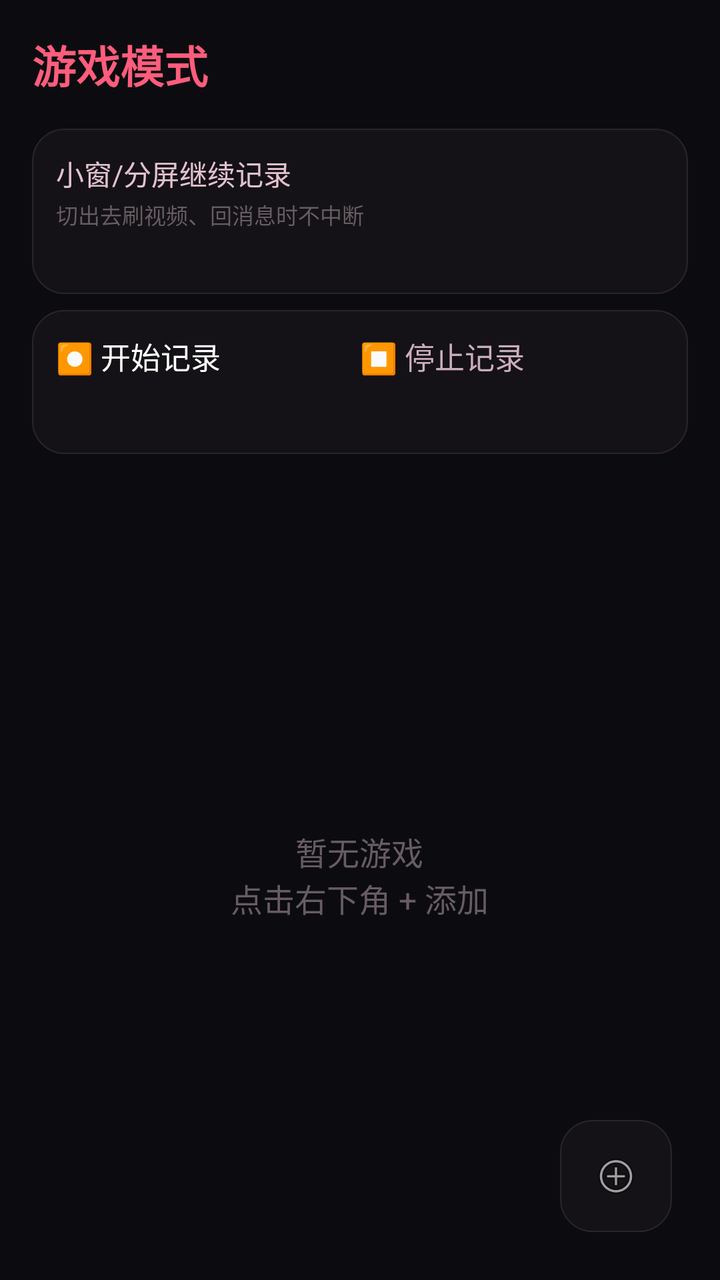
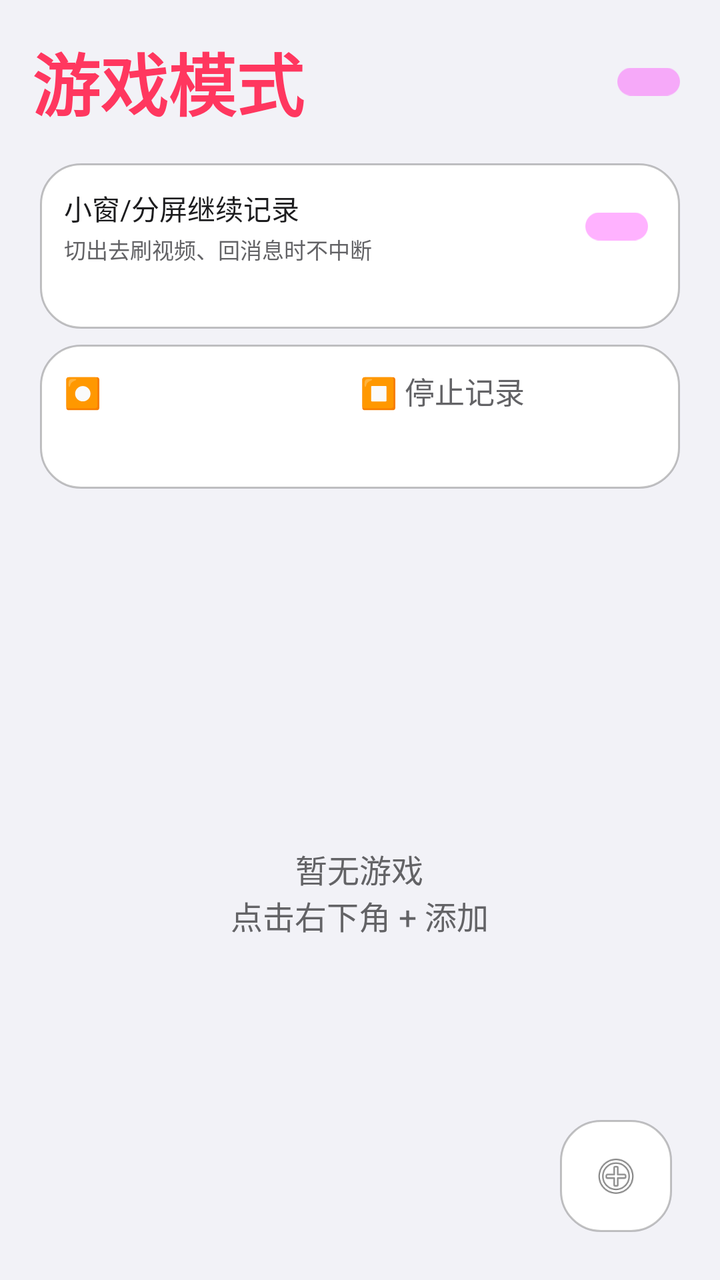

Compare the two renders of this Android layout. The source of the first and the diff that turns it into the second are given below.
<!-- AndroidManifest.xml: application theme Theme.App.Starting -->
<!-- res/layout/fragment_game_mode.xml -->
<?xml version="1.0" encoding="utf-8"?>
<androidx.coordinatorlayout.widget.CoordinatorLayout xmlns:android="http://schemas.android.com/apk/res/android"
    xmlns:app="http://schemas.android.com/apk/res-auto"
    android:layout_width="match_parent"
    android:layout_height="match_parent"
    android:background="#0c0c10">
    
    <LinearLayout
        android:layout_width="match_parent"
        android:layout_height="match_parent"
        android:orientation="vertical">
        
        <LinearLayout
            android:layout_width="match_parent"
            android:layout_height="wrap_content"
            android:orientation="horizontal"
            android:gravity="center_vertical"
            android:layout_margin="16dp"
            android:layout_marginBottom="0dp">
            <TextView
                android:layout_width="0dp"
                android:layout_height="wrap_content"
                android:layout_weight="1"
                android:text="@string/txt_auto_032"
                android:textColor="#ff5d7c"
                android:textSize="22sp"
                android:textStyle="bold"/>
            <TextView
                android:layout_width="wrap_content"
                android:layout_height="wrap_content"
                android:text=""/>
                android:textColor="#e2c2cf"
                android:textSize="12sp"
                android:layout_marginEnd="6dp"/>
            <Switch
                android:id="@+id/swShowSystem"
                android:layout_width="wrap_content"
                android:layout_height="wrap_content"/>
        </LinearLayout>
        
        
        <LinearLayout
            android:layout_width="match_parent"
            android:layout_height="wrap_content"
            android:orientation="vertical"
            android:background="@drawable/glass_card"
            android:padding="12dp"
            android:layout_marginHorizontal="16dp"
            android:layout_marginBottom="8dp">
            
            <LinearLayout
                android:layout_width="match_parent"
                android:layout_height="wrap_content"
                android:gravity="center_vertical">
                <LinearLayout
                    android:layout_width="0dp"
                    android:layout_height="wrap_content"
                    android:layout_weight="1"
                    android:orientation="vertical">
                    <TextView
                        android:layout_width="wrap_content"
                        android:layout_height="wrap_content"
                        android:text="@string/txt_auto_033"
                        android:textColor="#e2c2cf"
                        android:textSize="14sp"/>
                    <TextView
                        android:layout_width="wrap_content"
                        android:layout_height="wrap_content"
                        android:text="@string/txt_auto_034"
                        android:textColor="#675c62"
                        android:textSize="11sp"
                        android:layout_marginTop="2dp"/>
                </LinearLayout>
                <Switch
                    android:id="@+id/swContinueInWindow"
                    android:layout_width="wrap_content"
                    android:layout_height="wrap_content"/>
            </LinearLayout>
            
            <TextView
                android:id="@+id/tvWindowModeHint"
                android:layout_width="wrap_content"
                android:layout_height="wrap_content"
                android:text=""
                android:textColor="#665c62"
                android:textSize="10sp"
                android:layout_marginTop="6dp"
                android:lineSpacingExtra="2dp"/>
        </LinearLayout>
        
        
        <LinearLayout
            android:layout_width="match_parent"
            android:layout_height="wrap_content"
            android:orientation="horizontal"
            android:gravity="center"
            android:padding="12dp"
            android:layout_marginHorizontal="16dp"
            android:layout_marginBottom="8dp"
            android:background="@drawable/glass_card">
            <Button
                android:id="@+id/btnStartRecord"
                android:layout_width="0dp"
                android:layout_height="48dp"
                android:layout_weight="1"
                android:text="@string/txt_auto_035"
                android:backgroundTint="#ff5d7c"
                android:textColor="#ffffff"
                android:textSize="15sp"
                android:layout_marginEnd="8dp"/>
            <Button
                android:id="@+id/btnStopRecord"
                android:layout_width="0dp"
                android:layout_height="48dp"
                android:layout_weight="1"
                android:text="@string/txt_auto_036"
                android:backgroundTint="#2a282c"
                android:textColor="#cbadbb"
                android:textSize="15sp"
                android:enabled="false"/>
            <TextView
                android:id="@+id/tvRecordStatus"
                android:layout_width="wrap_content"
                android:layout_height="wrap_content"
                android:text=""
                android:textColor="#4CAF50"
                android:textSize="12sp"
                android:layout_marginStart="8dp"/>
        </LinearLayout>
        
        <FrameLayout
            android:layout_width="match_parent"
            android:layout_height="0dp"
            android:layout_weight="1">
            
            <androidx.recyclerview.widget.RecyclerView
                android:id="@+id/recordsList"
                android:layout_width="match_parent"
                android:layout_height="match_parent"
                android:padding="8dp"/>
            
            <TextView
                android:id="@+id/tvEmpty"
                android:layout_width="wrap_content"
                android:layout_height="wrap_content"
                android:text="@string/txt_auto_037"
                android:textColor="#675c62"
                android:textSize="16sp"
                android:gravity="center"
                android:layout_gravity="center"/>
        </FrameLayout>
    </LinearLayout>
    
    <ImageView
        android:id="@+id/btnAddGame"
        android:layout_width="56dp"
        android:layout_height="56dp"
        android:src="@android:drawable/ic_menu_add"
        android:background="@drawable/glass_card"
        android:padding="16dp"
        android:layout_gravity="bottom|end"
        android:layout_margin="24dp"
        android:contentDescription="添加游戏"
        android:importantForAccessibility="yes"/>
</androidx.coordinatorlayout.widget.CoordinatorLayout>
<!-- resources referenced by this layout -->
<resources>
  <!-- drawable glass_card (drawable) -->
  <?xml version="1.0" encoding="utf-8"?>
  <shape xmlns:android="http://schemas.android.com/apk/res/android">
      <solid android:color="#141216"/>
      <corners android:radius="16dp"/>
      <stroke android:width="0.5dp" android:color="#2a252a"/>
  </shape>
  <string name="txt_auto_032">游戏模式</string>
  <string name="txt_auto_033">小窗/分屏继续记录</string>
  <string name="txt_auto_034">切出去刷视频、回消息时不中断</string>
  <string name="txt_auto_035">⏺ 开始记录</string>
  <string name="txt_auto_036">⏹ 停止记录</string>
  <string name="txt_auto_037">暂无游戏\n点击右下角 + 添加</string>
  <style name="Theme.App.Starting" parent="Theme.SplashScreen">
           <item name="windowSplashScreenBackground">#0c0c10</item>
           <item name="windowSplashScreenAnimatedIcon">@drawable/ic_splash_logo</item>
          <item name="windowSplashScreenIconBackgroundColor">#C2385C</item>
           <item name="postSplashScreenTheme">@style/AppTheme</item>
       </style>
  <!-- drawable ic_splash_logo (drawable) -->
  <?xml version="1.0" encoding="utf-8"?>
  <vector xmlns:android="http://schemas.android.com/apk/res/android"
      android:width="192dp"
      android:height="192dp"
      android:viewportWidth="192"
      android:viewportHeight="192">
      <path
          android:fillColor="#00000000"
          android:strokeColor="#33FFFFFF"
          android:strokeWidth="6"
          android:pathData="M96,96m-88,0a88,88 0,1 1,176 0a88,88 0,1 1,-176 0" />
      <path
          android:fillColor="#FFFFFFFF"
          android:pathData="M96,64 C88,52 72,46 60,54 C44,64 42,86 54,102 C64,116 82,128 96,138 C110,128 128,116 138,102 C150,86 148,64 132,54 C120,46 104,52 96,64 Z"
          android:scaleX="0.62"
          android:scaleY="0.62"
          android:pivotX="96"
          android:pivotY="96" />
      <path
          android:fillColor="#00000000"
          android:strokeColor="#FF3B5B"
          android:strokeWidth="5.5"
          android:strokeLineCap="round"
          android:strokeLineJoin="round"
          android:pathData="M62,100 L82,100 L90,84 L100,118 L110,96 L118,100 L134,100" />
  </vector>
  <style name="AppTheme" parent="Theme.MaterialComponents.DayNight.NoActionBar">
          <item name="android:windowBackground">@color/splash_bg</item>
          <item name="android:statusBarColor">@android:color/transparent</item>
          <item name="android:navigationBarColor">@android:color/transparent</item>
      </style>
  <color name="splash_bg">#0c0c10</color>
</resources>

<!-- the commit's change to res/layout/fragment_game_mode.xml (unified diff, before → after) -->
@@ -3,7 +3,7 @@
     xmlns:app="http://schemas.android.com/apk/res-auto"
     android:layout_width="match_parent"
     android:layout_height="match_parent"
-    android:background="#0c0c10">
+    android:background="@color/bg">
     
     <LinearLayout
         android:layout_width="match_parent"
@@ -22,18 +22,19 @@
                 android:layout_height="wrap_content"
                 android:layout_weight="1"
                 android:text="@string/txt_auto_032"
-                android:textColor="#ff5d7c"
-                android:textSize="22sp"
+                android:textColor="@color/accent"
+                android:textSize="34sp"
                 android:textStyle="bold"/>
             <TextView
                 android:layout_width="wrap_content"
                 android:layout_height="wrap_content"
                 android:text=""/>
-                android:textColor="#e2c2cf"
+                android:textColor="@color/label"
                 android:textSize="12sp"
                 android:layout_marginEnd="6dp"/>
-            <Switch
+            <androidx.appcompat.widget.SwitchCompat
                 android:id="@+id/swShowSystem"
+                style="@style/App.Switch"
                 android:layout_width="wrap_content"
                 android:layout_height="wrap_content"/>
         </LinearLayout>
@@ -45,7 +46,7 @@
             android:orientation="vertical"
             android:background="@drawable/glass_card"
             android:padding="12dp"
-            android:layout_marginHorizontal="16dp"
+            android:layout_marginHorizontal="20dp"
             android:layout_marginBottom="8dp">
             
             <LinearLayout
@@ -61,18 +62,19 @@
                         android:layout_width="wrap_content"
                         android:layout_height="wrap_content"
                         android:text="@string/txt_auto_033"
-                        android:textColor="#e2c2cf"
+                        android:textColor="@color/label"
                         android:textSize="14sp"/>
                     <TextView
                         android:layout_width="wrap_content"
                         android:layout_height="wrap_content"
                         android:text="@string/txt_auto_034"
-                        android:textColor="#675c62"
+                        android:textColor="@color/label_secondary"
                         android:textSize="11sp"
                         android:layout_marginTop="2dp"/>
                 </LinearLayout>
-                <Switch
+                <androidx.appcompat.widget.SwitchCompat
                     android:id="@+id/swContinueInWindow"
+                style="@style/App.Switch"
                     android:layout_width="wrap_content"
                     android:layout_height="wrap_content"/>
             </LinearLayout>
@@ -82,7 +84,7 @@
                 android:layout_width="wrap_content"
                 android:layout_height="wrap_content"
                 android:text=""
-                android:textColor="#665c62"
+                android:textColor="@color/label_secondary"
                 android:textSize="10sp"
                 android:layout_marginTop="6dp"
                 android:lineSpacingExtra="2dp"/>
@@ -95,7 +97,7 @@
             android:orientation="horizontal"
             android:gravity="center"
             android:padding="12dp"
-            android:layout_marginHorizontal="16dp"
+            android:layout_marginHorizontal="20dp"
             android:layout_marginBottom="8dp"
             android:background="@drawable/glass_card">
             <Button
@@ -104,7 +106,7 @@
                 android:layout_height="48dp"
                 android:layout_weight="1"
                 android:text="@string/txt_auto_035"
-                android:backgroundTint="#ff5d7c"
+                android:backgroundTint="@color/accent"
                 android:textColor="#ffffff"
                 android:textSize="15sp"
                 android:layout_marginEnd="8dp"/>
@@ -114,8 +116,8 @@
                 android:layout_height="48dp"
                 android:layout_weight="1"
                 android:text="@string/txt_auto_036"
-                android:backgroundTint="#2a282c"
-                android:textColor="#cbadbb"
+                android:backgroundTint="@color/fill_strong"
+                android:textColor="@color/label_secondary"
                 android:textSize="15sp"
                 android:enabled="false"/>
             <TextView
@@ -123,7 +125,7 @@
                 android:layout_width="wrap_content"
                 android:layout_height="wrap_content"
                 android:text=""
-                android:textColor="#4CAF50"
+                android:textColor="@color/success"
                 android:textSize="12sp"
                 android:layout_marginStart="8dp"/>
         </LinearLayout>
@@ -144,7 +146,7 @@
                 android:layout_width="wrap_content"
                 android:layout_height="wrap_content"
                 android:text="@string/txt_auto_037"
-                android:textColor="#675c62"
+                android:textColor="@color/label_secondary"
                 android:textSize="16sp"
                 android:gravity="center"
                 android:layout_gravity="center"/>
<!-- resource entries referenced after the edit -->
@@ -1,11 +1,17 @@
 <!-- resources referenced by this layout -->
 <resources>
+  <color name="accent">#FF375F</color>
+  <color name="bg">#F2F2F7</color>
+  <color name="fill_strong">#E5E5EA</color>
+  <color name="label">#1C1C1E</color>
+  <color name="label_secondary">#636366</color>
+  <color name="success">#30D158</color>
   <!-- drawable glass_card (drawable) -->
   <?xml version="1.0" encoding="utf-8"?>
   <shape xmlns:android="http://schemas.android.com/apk/res/android">
-      <solid android:color="#141216"/>
-      <corners android:radius="16dp"/>
-      <stroke android:width="0.5dp" android:color="#2a252a"/>
+      <solid android:color="@color/card"/>
+      <corners android:radius="20dp"/>
+      <stroke android:width="1dp" android:color="@color/separator"/>
   </shape>
   <string name="txt_auto_032">游戏模式</string>
   <string name="txt_auto_033">小窗/分屏继续记录</string>
@@ -13,12 +19,17 @@
   <string name="txt_auto_035">⏺ 开始记录</string>
   <string name="txt_auto_036">⏹ 停止记录</string>
   <string name="txt_auto_037">暂无游戏\n点击右下角 + 添加</string>
+  <style name="App.Switch" parent="Widget.AppCompat.CompoundButton.Switch">
+          <item name="android:trackTint">@color/switch_track</item>
+          <item name="android:thumbTint">@color/switch_thumb</item>
+      </style>
   <style name="Theme.App.Starting" parent="Theme.SplashScreen">
-           <item name="windowSplashScreenBackground">#0c0c10</item>
-           <item name="windowSplashScreenAnimatedIcon">@drawable/ic_splash_logo</item>
-          <item name="windowSplashScreenIconBackgroundColor">#C2385C</item>
-           <item name="postSplashScreenTheme">@style/AppTheme</item>
-       </style>
+          <item name="windowSplashScreenBackground">@color/splash_bg</item>
+          <item name="windowSplashScreenAnimatedIcon">@drawable/ic_splash_logo</item>
+          <item name="postSplashScreenTheme">@style/AppTheme</item>
+      </style>
+  <color name="card">#FFFFFF</color>
+  <color name="separator">#3C000000</color>
   <!-- drawable ic_splash_logo (drawable) -->
   <?xml version="1.0" encoding="utf-8"?>
   <vector xmlns:android="http://schemas.android.com/apk/res/android"
@@ -46,11 +57,21 @@
           android:strokeLineJoin="round"
           android:pathData="M62,100 L82,100 L90,84 L100,118 L110,96 L118,100 L134,100" />
   </vector>
-  <style name="AppTheme" parent="Theme.MaterialComponents.DayNight.NoActionBar">
-          <item name="android:windowBackground">@color/splash_bg</item>
+  <style name="AppTheme" parent="Theme.Material3.DayNight.NoActionBar">
+          <item name="colorPrimary">@color/accent</item>
+          <item name="colorOnPrimary">@color/on_accent</item>
+          <item name="colorSurface">@color/card</item>
+          <item name="colorOnSurface">@color/label</item>
+          <item name="colorOnSurfaceVariant">@color/label_secondary</item>
+          <item name="colorOutline">@color/separator</item>
+          <item name="android:windowBackground">@color/bg</item>
           <item name="android:statusBarColor">@android:color/transparent</item>
           <item name="android:navigationBarColor">@android:color/transparent</item>
+          <item name="android:windowLightStatusBar">true</item>
+          <item name="android:windowLightNavigationBar">true</item>
+          <item name="android:fontFamily">sans-serif</item>
       </style>
-  <color name="splash_bg">#0c0c10</color>
+  <color name="on_accent">#FFFFFF</color>
+  <color name="splash_bg">#F2F2F7</color>
 </resources>
 
